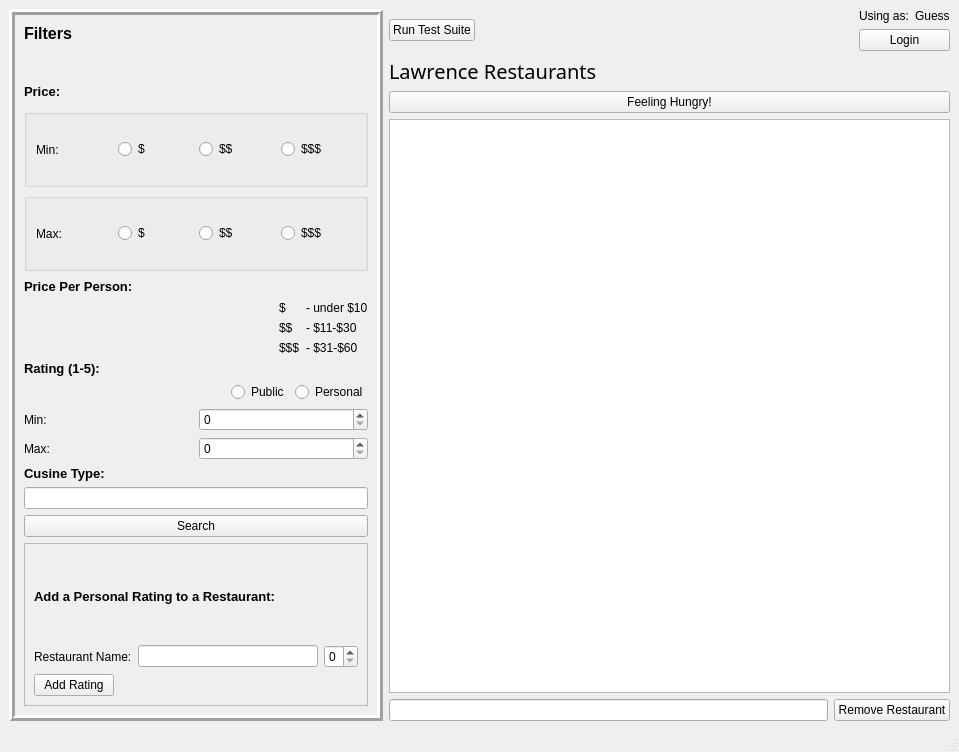
The window that Yalp_Application/yalpwindow.ui (cedevera02/eecs448-project4) describes before a commit, drawn with Qt 5.
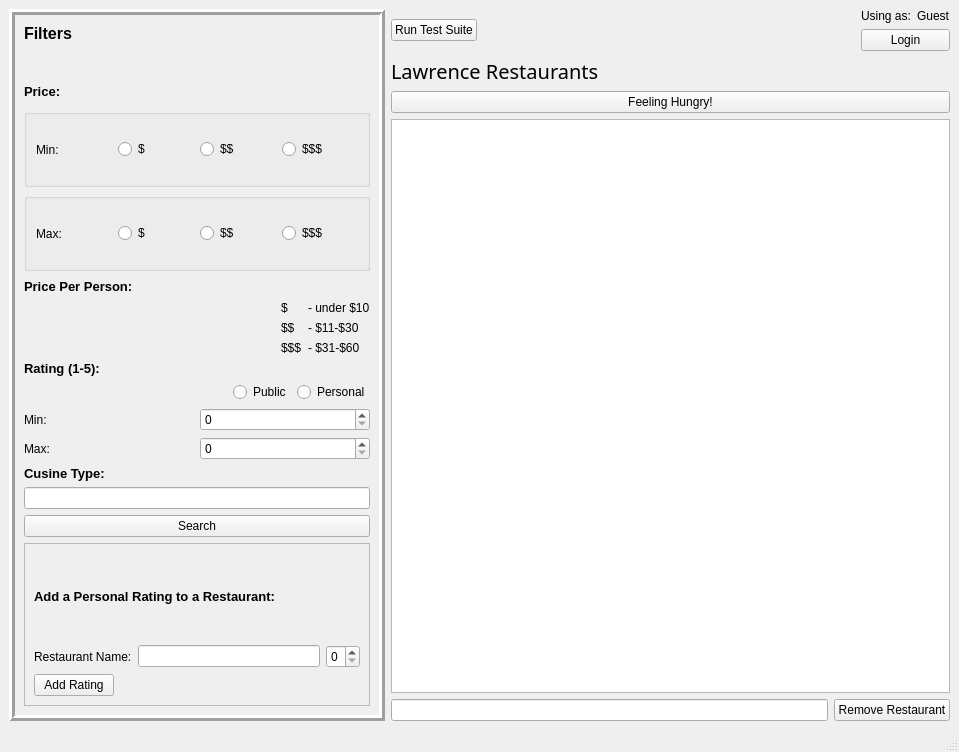
The same window after the commit.

Commit message: windows colors

```diff
--- a/Yalp_Application/yalpwindow.ui
+++ b/Yalp_Application/yalpwindow.ui
@@ -13,6 +13,9 @@
   <property name="windowTitle">
    <string>YalpWindow</string>
   </property>
+  <property name="autoFillBackground">
+   <bool>true</bool>
+  </property>
   <widget class="QWidget" name="centralwidget">
    <layout class="QHBoxLayout" name="horizontalLayout_12">
     <item>
@@ -506,7 +509,7 @@
             <item>
              <widget class="QLabel" name="GuessNameLabel">
               <property name="text">
-               <string>Guess</string>
+               <string>Guest</string>
               </property>
              </widget>
             </item>
```
Left out of the diff: 4 changed lines with no effect on the pictures. The commit also changes 6 other files.
